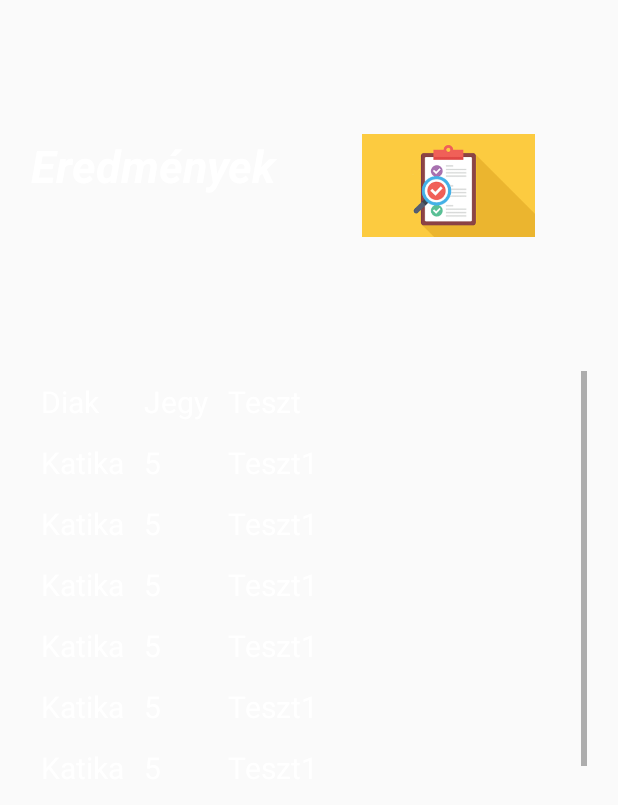
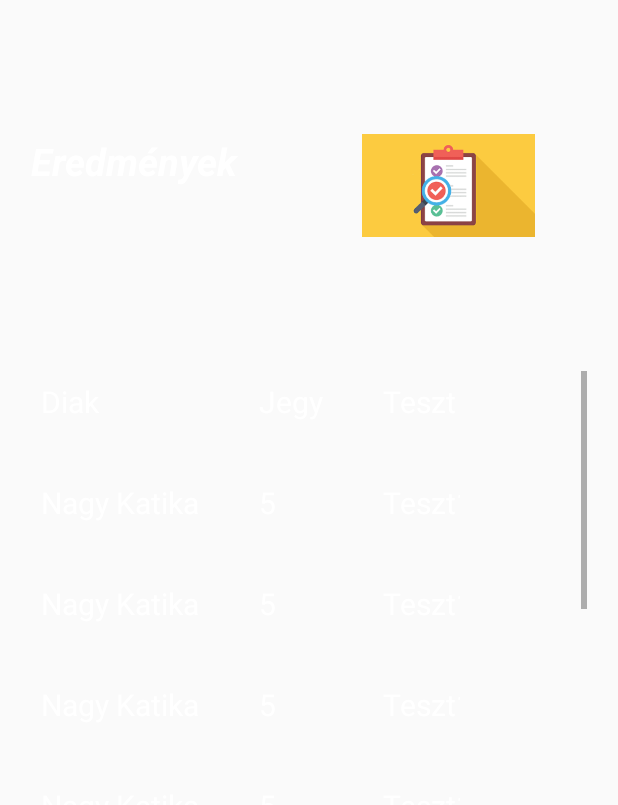
Before and after one commit to szaboandrea/PedaApp, an Android app: the fragment ResultFragment shown on its own in the app's theme, on a phone screen of 412 x 824 dp. Shown: the top 805 px of the screen. Run offline under Robolectric (Android 15) with nearby library versions, the phone set to English and light mode, and no system bars; 6 statements that could not run were skipped.

Commit message:
Results2

```diff
--- a/app/src/main/java/com/example/pedapp/Fragments/ResultFragment.java
+++ b/app/src/main/java/com/example/pedapp/Fragments/ResultFragment.java
@@ -40,7 +40,7 @@ public class ResultFragment extends Fragment {
         student.setId(0);
         student.setTextColor(Color.WHITE);
         student.setTextSize(20);
-        student.setPadding(10,10,10,10);
+        student.setPadding(10,10,50,50);
         row.addView(student);
 
         TextView note = new TextView(getActivity());
@@ -48,7 +48,7 @@ public class ResultFragment extends Fragment {
         note.setId(0);
         note.setTextColor(Color.WHITE);
         note.setTextSize(20);
-        note.setPadding(10,10,10,10);
+        note.setPadding(10,10,50,50);
         row.addView(note);
 
         TextView test = new TextView(getActivity());
@@ -56,7 +56,7 @@ public class ResultFragment extends Fragment {
         test.setId(0);
         test.setTextColor(Color.WHITE);
         test.setTextSize(20);
-        test.setPadding(10,10,10,10);
+        test.setPadding(10,10,50,50);
         row.addView(test);
 
         myTable.addView(row);
@@ -67,11 +67,11 @@ public class ResultFragment extends Fragment {
             row.setId(i);
             row.setLayoutParams(new TableLayout.LayoutParams(ViewGroup.LayoutParams.MATCH_PARENT, ViewGroup.LayoutParams.MATCH_PARENT));
             TextView tx1 = new TextView(getActivity());
-            tx1.setText("Katika");
+            tx1.setText("Nagy Katika");
             tx1.setId(i);
             tx1.setTextColor(Color.WHITE);
             tx1.setTextSize(20);
-            tx1.setPadding(10,10,10,10);
+            tx1.setPadding(10,10,50,50);
             row1.addView(tx1);
 
             TextView tx2 = new TextView(getActivity());
@@ -79,7 +79,7 @@ public class ResultFragment extends Fragment {
             tx2.setId(i);
             tx2.setTextColor(Color.WHITE);
             tx2.setTextSize(20);
-            tx2.setPadding(10,10,10,10);
+            tx2.setPadding(10,10,50,50);
             row1.addView(tx2);
 
             TextView tx3 = new TextView(getActivity());
@@ -87,7 +87,7 @@ public class ResultFragment extends Fragment {
             tx3.setId(i);
             tx3.setTextColor(Color.WHITE);
             tx3.setTextSize(20);
-            tx3.setPadding(10,10,10,10);
+            tx3.setPadding(10,10,50,50);
             row1.addView(tx3);
 
             myTable.addView(row1);
--- a/app/src/main/res/layout/fragment_result.xml
+++ b/app/src/main/res/layout/fragment_result.xml
@@ -23,7 +23,7 @@
         android:layout_height="68dp"
         android:text="@string/teacherResult"
         android:textColor="@color/white"
-        android:textSize="30sp"
+        android:textSize="25sp"
         android:textStyle="bold|italic"
         app:layout_constraintBottom_toTopOf="@+id/guideline41"
         app:layout_constraintEnd_toStartOf="@+id/guideline45"
```
